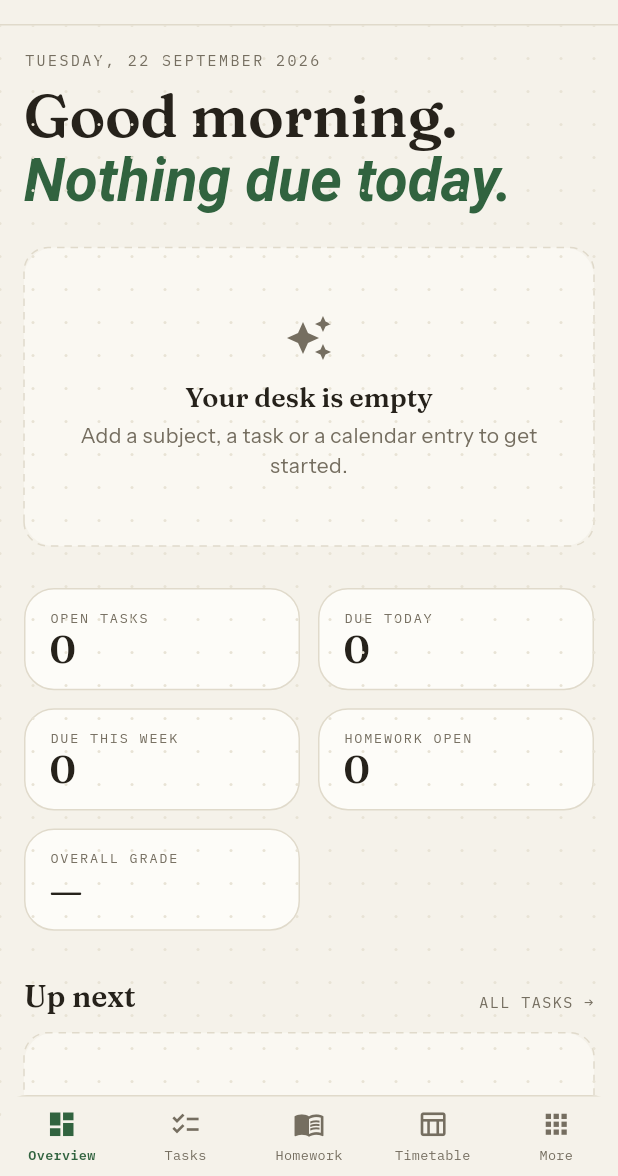
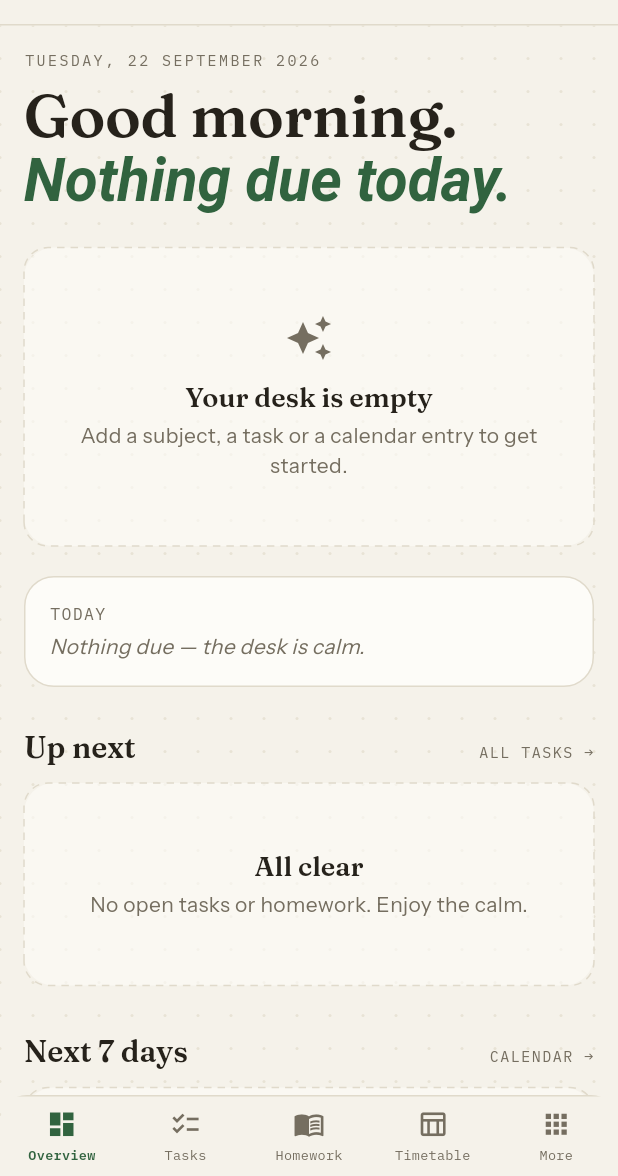
Before and after one commit to Nefnief-tech/study, a Flutter app: the screen it shows after launch, on a phone screen of 412 x 824 dp, the part 60-1236 px from its top. Run offline on Flutter 3.47's test engine with Material 3 defaults, Android fonts, the phone set to English and light mode, and no system bars; our stand-ins replace app_links, appwrite, file_picker, firebase_core, firebase_messaging, flutter_local_notifications and 1 more; missing offline and left inert: markdown_widget; accounts and stored records are empty; network calls fail; statements that could not run were skipped.

Commit message:
Mobile v15: overview hierarchy rework — Today hero, de-emphasised number strip, dot grid moved behind content

```diff
--- a/mobile/lib/pages/dashboard_page.dart
+++ b/mobile/lib/pages/dashboard_page.dart
@@ -34,6 +34,17 @@ class _UpcomingItem {
         todo = null,
         homework = h,
         sortKey = dueInfo(h.due)?.date.millisecondsSinceEpoch ?? 0x7fffffffffffffff;
+
+  String get title => isHomework ? homework!.title : todo!.title;
+  String? get due => isHomework ? homework!.due : todo!.due;
+  bool get done => isHomework ? homework!.done : todo!.done;
+  void toggle() {
+    if (isHomework) {
+      Stores.I.homework.toggleHomework(homework!.id);
+    } else {
+      Stores.I.todos.toggleTodo(todo!.id);
+    }
+  }
 }
 
 class DashboardPage extends StatelessWidget {
@@ -62,13 +73,8 @@ class DashboardPage extends StatelessWidget {
         final openHomework = homeworks.where((h) => !h.done).toList();
 
         final now = DateTime.now();
-        final weekEnd = now.add(const Duration(days: 7)).millisecondsSinceEpoch;
         final dueToday =
             openTodos.where((t) => dueInfo(t.due)?.isToday ?? false).length;
-        final dueWeek = openTodos
-            .where((t) =>
-                (dueInfo(t.due)?.date.millisecondsSinceEpoch ?? 0x7fffffffffffffff) <= weekEnd)
-            .length;
 
         final overall = weightedAverage(entries);
 
@@ -95,6 +101,13 @@ class DashboardPage extends StatelessWidget {
           if (h.due != null) push(h.due!.substring(0, 10), _ScheduleItem.homework(h));
         }
         final schedule = buckets.keys.toList()..sort();
+
+        // hierarchy: today's reality first, then the queue, the week, numbers
+        final endOfTodayMs = DateTime(now.year, now.month, now.day, 23, 59, 59, 999)
+            .millisecondsSinceEpoch;
+        final todayFocus = upcoming.where((u) => u.sortKey <= endOfTodayMs).toList();
+        final hasOverdue = todayFocus.any((u) => u.sortKey < now.millisecondsSinceEpoch);
+        final restUpcoming = upcoming.skip(todayFocus.length).toList();
 
         final isEmpty = todos.isEmpty && events.isEmpty && subjects.isEmpty;
 
@@ -133,87 +146,35 @@ class DashboardPage extends StatelessWidget {
                   hint: 'Add a subject, a task or a calendar entry to get started.',
                 ),
               ],
+              const SizedBox(height: 20),
+
+              // TODAY — the focus: overdue + due today, concretely
+              _TodayHero(items: todayFocus, hasOverdue: hasOverdue),
               const SizedBox(height: 28),
 
-              // stats
-              GridView.count(
-                crossAxisCount: 2,
-                shrinkWrap: true,
-                physics: const NeverScrollableScrollPhysics(),
-                mainAxisSpacing: 12,
-                crossAxisSpacing: 12,
-                childAspectRatio: 2.7,
-                children: [
-                  _StatCard(
-                    label: 'open tasks',
-                    value: '${openTodos.length}',
-                    onTap: () => AppNav.I.handle('tasks'),
-                  ),
-                  _StatCard(
-                    label: 'due today',
-                    value: '$dueToday',
-                    onTap: () => AppNav.I.handle('tasks'),
-                  ),
-                  _StatCard(
-                    label: 'due this week',
-                    value: '$dueWeek',
-                    onTap: () => AppNav.I.handle('calendar'),
-                  ),
-                  _StatCard(
-                    label: 'homework open',
-                    value: '${openHomework.length}',
-                    onTap: () => AppNav.I.handle('homework'),
-                  ),
-                  _StatCard(
-                    label: 'overall grade',
-                    value: overall == null ? '—' : formatPoints(overall),
-                    onTap: () => AppNav.I.handle('grades'),
-                  ),
-                ],
-              ),
-              const SizedBox(height: 32),
-
-              // up next
+              // up next — the queue after today, soonest first
               _SectionHeader(
                 title: 'Up next',
                 actionLabel: 'all tasks →',
                 onAction: () => AppNav.I.handle('tasks'),
               ),
-              if (upcoming.isEmpty)
+              if (restUpcoming.isEmpty && todayFocus.isEmpty)
                 const EmptyState(
                   title: 'All clear',
                   hint: 'No open tasks or homework. Enjoy the calm.',
                 )
+              else if (restUpcoming.isEmpty)
+                Text(
+                  'nothing else queued',
+                  style: Theme.of(context).textTheme.labelSmall!.copyWith(color: sem.inkSoft),
+                )
               else
                 Column(
                   children: [
-                    for (final item in upcoming.take(8))
+                    for (final item in restUpcoming.take(5))
                       _UpcomingRow(item: item),
                   ],
                 ),
-
-              // subject averages
-              if (subjects.isNotEmpty) ...[
-                const SizedBox(height: 32),
-                _SectionHeader(
-                  title: 'Subjects',
-                  actionLabel: 'manage grades →',
-                  onAction: () => AppNav.I.handle('grades'),
-                ),
-                SemCard(
-                  padding: const EdgeInsets.symmetric(horizontal: 20, vertical: 4),
-                  child: Column(
-                    children: [
-                      for (final s in subjects)
-                        _SubjectRow(
-                          subject: s,
-                          avg: weightedAverage(
-                              entries.where((e) => e.subjectId == s.id)),
-                        ),
-                    ],
-                  ),
-                ),
-              ],
 
               // next 7 days
               const SizedBox(height: 32),
@@ -251,6 +212,37 @@ class DashboardPage extends StatelessWidget {
                     ],
                   ],
                 ),
+
+              // numbers — quiet, at the end
+              const SizedBox(height: 32),
+              _SummaryStrip(
+                tasks: openTodos.length,
+                homework: openHomework.length,
+                grade: overall == null ? null : formatPoints(overall),
+              ),
+
+              // subject averages
+              if (subjects.isNotEmpty) ...[
+                const SizedBox(height: 32),
+                _SectionHeader(
+                  title: 'Subjects',
+                  actionLabel: 'manage grades →',
+                  onAction: () => AppNav.I.handle('grades'),
+                ),
+                SemCard(
+                  padding: const EdgeInsets.symmetric(horizontal: 20, vertical: 4),
+                  child: Column(
+                    children: [
+                      for (final s in subjects)
+                        _SubjectRow(
+                          subject: s,
+                          avg: weightedAverage(
+                              entries.where((e) => e.subjectId == s.id)),
+                        ),
+                    ],
+                  ),
+                ),
+              ],
 
               // danger zone
               const SizedBox(height: 40),
@@ -294,37 +286,165 @@ class DashboardPage extends StatelessWidget {
 
 /* ---------------- pieces ---------------- */
 
-class _StatCard extends StatelessWidget {
-  final String label;
-  final String value;
-  final VoidCallback onTap;
-  const _StatCard({required this.label, required this.value, required this.onTap});
+/// the dashboard focus: everything due today (or overdue), concretely —
+/// tinted border when attention is needed, calm statement when clear
+class _TodayHero extends StatelessWidget {
+  final List<_UpcomingItem> items;
+  final bool hasOverdue;
+  const _TodayHero({required this.items, required this.hasOverdue});
 
   @override
   Widget build(BuildContext context) {
-    return Pressable(
-      onTap: onTap,
-      child: SemCard(
-        padding: const EdgeInsets.symmetric(horizontal: 16, vertical: 12),
-        child: Column(
-          crossAxisAlignment: CrossAxisAlignment.start,
-          mainAxisAlignment: MainAxisAlignment.spaceBetween,
-          children: [
+    final stores = Stores.I;
+    final sem = context.sem;
+    final calm = items.isEmpty;
+    final borderColor = calm
+        ? sem.line
+        : hasOverdue
+            ? sem.marker.withValues(alpha: 0.55)
+            : sem.accent.withValues(alpha: 0.5);
+
+    return SemCard(
+      borderColor: borderColor,
+      padding: const EdgeInsets.all(16),
+      child: Column(
+        crossAxisAlignment: CrossAxisAlignment.start,
+        children: [
+          Row(
+            children: [
+              const SemLabel('today'),
+              const Spacer(),
+              if (hasOverdue)
+                Text(
+                  'OVERDUE',
+                  style: Theme.of(context).textTheme.labelSmall!.copyWith(
+                        color: sem.marker,
+                        fontWeight: FontWeight.w600,
+                        letterSpacing: 1.2,
+                      ),
+                ),
+            ],
+          ),
+          const SizedBox(height: 4),
+          if (calm)
             Text(
-              label.toUpperCase(),
-              maxLines: 1,
-              overflow: TextOverflow.ellipsis,
+              'Nothing due — the desk is calm.',
+              style: Theme.of(context).textTheme.bodyMedium!.copyWith(
+                    color: sem.inkSoft,
+                    fontStyle: FontStyle.italic,
+                  ),
+            ),
+          for (final item in items.take(3))
+            Padding(
+              padding: const EdgeInsets.only(top: 10),
+              child: Row(
+                children: [
+                  _RoundCheck(
+                    done: item.done,
+                    size: 20,
+                    onChanged: (_) => item.toggle(),
+                  ),
+                  const SizedBox(width: 10),
+                  Expanded(
+                    child: Text(
+                      item.title,
+                      maxLines: 1,
+                      overflow: TextOverflow.ellipsis,
+                      style: Theme.of(context)
+                          .textTheme
+                          .bodyMedium!
+                          .copyWith(fontWeight: FontWeight.w500),
+                    ),
+                  ),
+                  const SizedBox(width: 8),
+                  Text(
+                    (dueInfo(item.due)?.label ?? '').toUpperCase(),
+                    style: Theme.of(context).textTheme.labelSmall!.copyWith(
+                          fontSize: 9,
+                          letterSpacing: 0.6,
+                          color: item.sortKey < DateTime.now().millisecondsSinceEpoch
+                              ? sem.marker
+                              : sem.inkSoft,
+                        ),
+                  ),
+                ],
+              ),
+            ),
+          if (items.length > 3)
+            Padding(
+              padding: const EdgeInsets.only(top: 8),
+              child: Text(
+                '+${items.length - 3} more today',
+                style: Theme.of(context)
+                    .textTheme
+                    .labelSmall!
+                    .copyWith(color: sem.inkSoft),
+              ),
+            ),
+          if (!stores.auth.online) ...[
+            const SizedBox(height: 6),
+            Text(
+              'offline — saved locally',
               style: Theme.of(context).textTheme.labelSmall!.copyWith(
                     fontSize: 9,
-                    letterSpacing: 1.2,
+                    color: sem.inkSoft.withValues(alpha: 0.7),
                   ),
             ),
-            Text(
-              value,
-              style: Theme.of(context).textTheme.displaySmall!.copyWith(fontSize: 26),
+          ],
+        ],
+      ),
+    );
+  }
+}
+
+/// the numbers, quiet at the end: one strip instead of five shouty cards
+class _SummaryStrip extends StatelessWidget {
+  final int tasks;
+  final int homework;
+  final String? grade;
+  const _SummaryStrip({required this.tasks, required this.homework, this.grade});
+
+  @override
+  Widget build(BuildContext context) {
+    final sem = context.sem;
+    final cells = [
+      ('tasks', '$tasks', 'tasks'),
+      ('homework', '$homework', 'homework'),
+      ('grade', grade ?? '—', 'grades'),
+    ];
+    return SemCard(
+      padding: const EdgeInsets.symmetric(vertical: 14),
+      child: Row(
+        children: [
+          for (var i = 0; i < cells.length; i++) ...[
+            if (i > 0) Container(width: 1, height: 30, color: sem.line),
+            Expanded(
+              child: Pressable(
+                onTap: () => AppNav.I.handle(cells[i].$3),
+                child: Column(
+                  children: [
+                    Text(
+                      cells[i].$2,
+                      style: Theme.of(context)
+                          .textTheme
+                          .titleMedium!
+                          .copyWith(fontWeight: FontWeight.w600),
+                    ),
+                    const SizedBox(height: 2),
+                    Text(
+                      cells[i].$1.toUpperCase(),
+                      style: Theme.of(context).textTheme.labelSmall!.copyWith(
+                            fontSize: 8,
+                            letterSpacing: 1.2,
+                            color: sem.inkSoft,
+                          ),
+                    ),
+                  ],
+                ),
+              ),
             ),
           ],
-        ),
+        ],
       ),
     );
   }
--- a/mobile/lib/widgets/controls.dart
+++ b/mobile/lib/widgets/controls.dart
@@ -320,8 +320,10 @@ class PlannerGrid extends StatelessWidget {
   @override
   Widget build(BuildContext context) {
     final sem = context.sem;
+    // painter (NOT foregroundPainter): the dots must sit behind the content —
+    // in the foreground they floated over every card and line of text
     return CustomPaint(
-      foregroundPainter: _DotGridPainter(color: sem.grid, spacing: 22),
+      painter: _DotGridPainter(color: sem.grid, spacing: 22),
       child: child,
     );
   }
--- a/mobile/pubspec.yaml
+++ b/mobile/pubspec.yaml
@@ -1,7 +1,7 @@
 name: semester
 description: Semester — your study desk, on the go. Flutter companion to the Semester web app.
 publish_to: "none"
-version: 0.1.0+14
+version: 0.1.0+15
 
 environment:
   sdk: ^3.9.0
```
